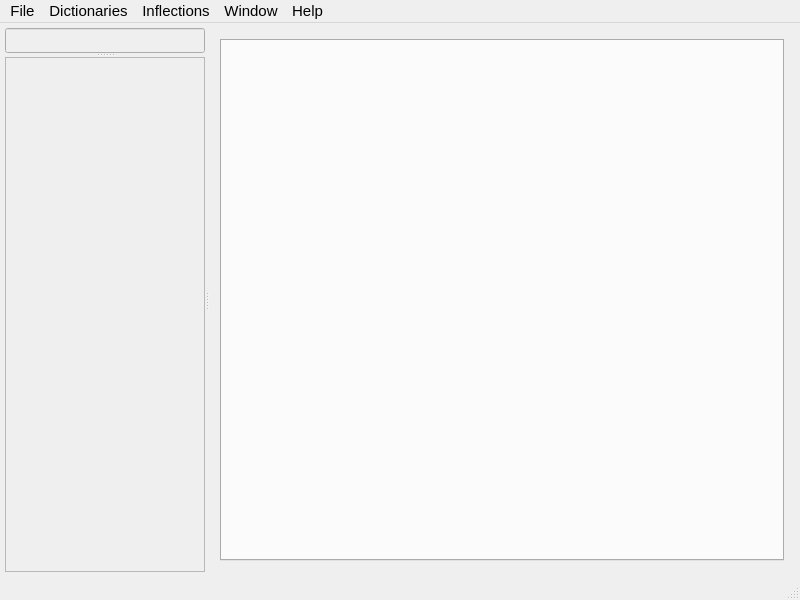
Qt form mainwindow.ui (scottsanett/IceDict) before a commit.
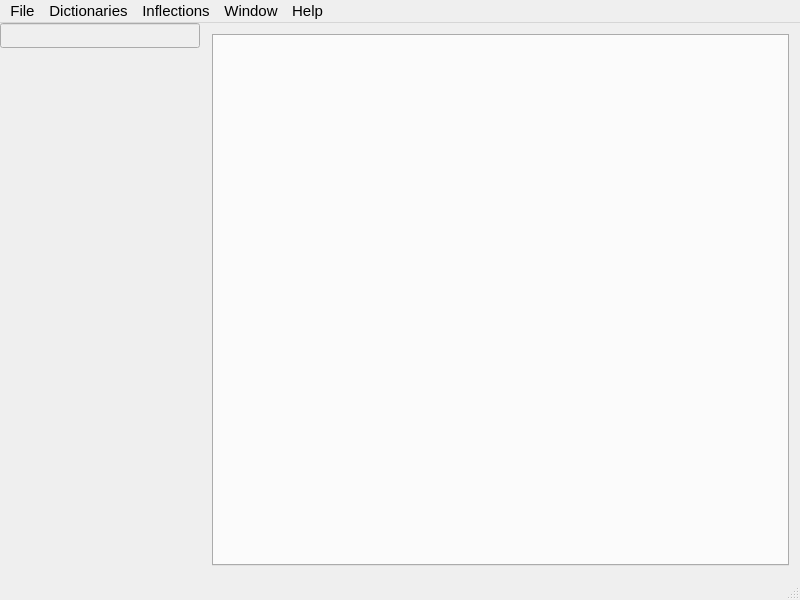
The same form after that commit.

```diff
--- a/mainwindow.ui
+++ b/mainwindow.ui
@@ -25,28 +25,40 @@
   <widget class="QWidget" name="centralWidget">
    <layout class="QHBoxLayout" name="horizontalLayout">
     <property name="leftMargin">
-     <number>5</number>
+     <number>0</number>
     </property>
     <property name="topMargin">
-     <number>5</number>
+     <number>0</number>
     </property>
     <property name="rightMargin">
-     <number>5</number>
+     <number>0</number>
     </property>
     <property name="bottomMargin">
-     <number>5</number>
+     <number>0</number>
     </property>
     <item>
      <layout class="QVBoxLayout" name="centralLayout">
       <item>
        <widget class="QSplitter" name="mainSplitter">
+        <property name="styleSheet">
+         <string notr="true"/>
+        </property>
         <property name="orientation">
          <enum>Qt::Horizontal</enum>
         </property>
+        <property name="handleWidth">
+         <number>1</number>
+        </property>
         <widget class="QSplitter" name="inputLayout">
+         <property name="styleSheet">
+          <string notr="true"/>
+         </property>
          <property name="orientation">
           <enum>Qt::Vertical</enum>
          </property>
+         <property name="handleWidth">
+          <number>1</number>
+         </property>
          <widget class="QLineEdit" name="input">
           <property name="enabled">
            <bool>false</bool>
@@ -75,6 +87,15 @@
             <pointsize>13</pointsize>
            </font>
           </property>
+          <property name="focusPolicy">
+           <enum>Qt::StrongFocus</enum>
+          </property>
+          <property name="acceptDrops">
+           <bool>false</bool>
+          </property>
+          <property name="styleSheet">
+           <string notr="true"/>
+          </property>
           <property name="text">
            <string/>
           </property>
@@ -110,8 +131,17 @@
             <pointsize>13</pointsize>
            </font>
           </property>
+          <property name="focusPolicy">
+           <enum>Qt::NoFocus</enum>
+          </property>
+          <property name="styleSheet">
+           <string notr="true"/>
+          </property>
+          <property name="frameShape">
+           <enum>QFrame::NoFrame</enum>
+          </property>
           <property name="frameShadow">
-           <enum>QFrame::Sunken</enum>
+           <enum>QFrame::Plain</enum>
           </property>
          </widget>
         </widget>
@@ -130,6 +160,15 @@
               <bold>false</bold>
              </font>
             </property>
+            <property name="focusPolicy">
+             <enum>Qt::NoFocus</enum>
+            </property>
+            <property name="autoFillBackground">
+             <bool>false</bool>
+            </property>
+            <property name="styleSheet">
+             <string notr="true"/>
+            </property>
             <property name="currentIndex">
              <number>-1</number>
             </property>
```
